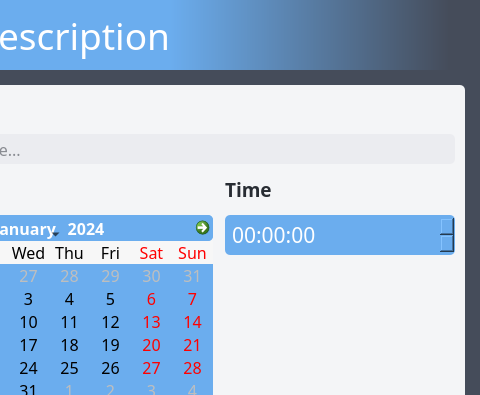
First picture: the form in src/ui/card_description.ui, repository dulapahv/Kanbaru, before the edit; both pictures show x 140 to 620 and y 0 to 395 of the 620 by 678 pixel window.
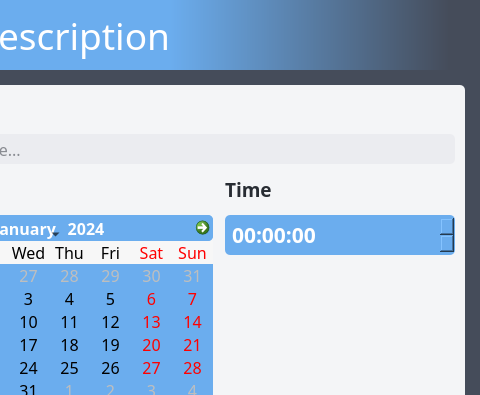
Second picture: the form after the edit. Icons and pictures are not drawn.

Commit message: Adjust time edit font

The edit to the form file:
```diff
--- a/src/ui/card_description.ui
+++ b/src/ui/card_description.ui
@@ -244,6 +244,7 @@
                  <font>
                   <family>Noto Sans</family>
                   <pointsize>16</pointsize>
+                  <bold>true</bold>
                  </font>
                 </property>
                 <property name="cursor">
```
The commit also changes 2 other files.
